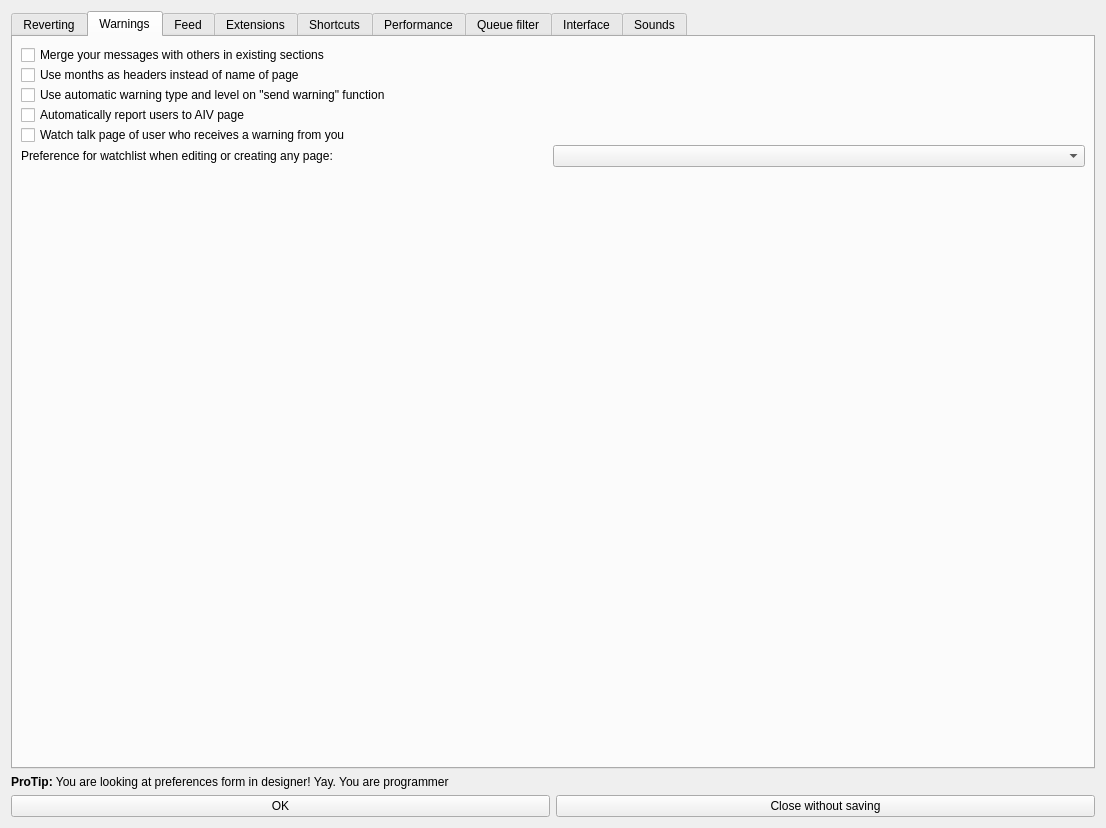
Above: src/huggle_ui/preferences.ui from huggle/huggle3-qt-lx before the change. Below: the same form after it.
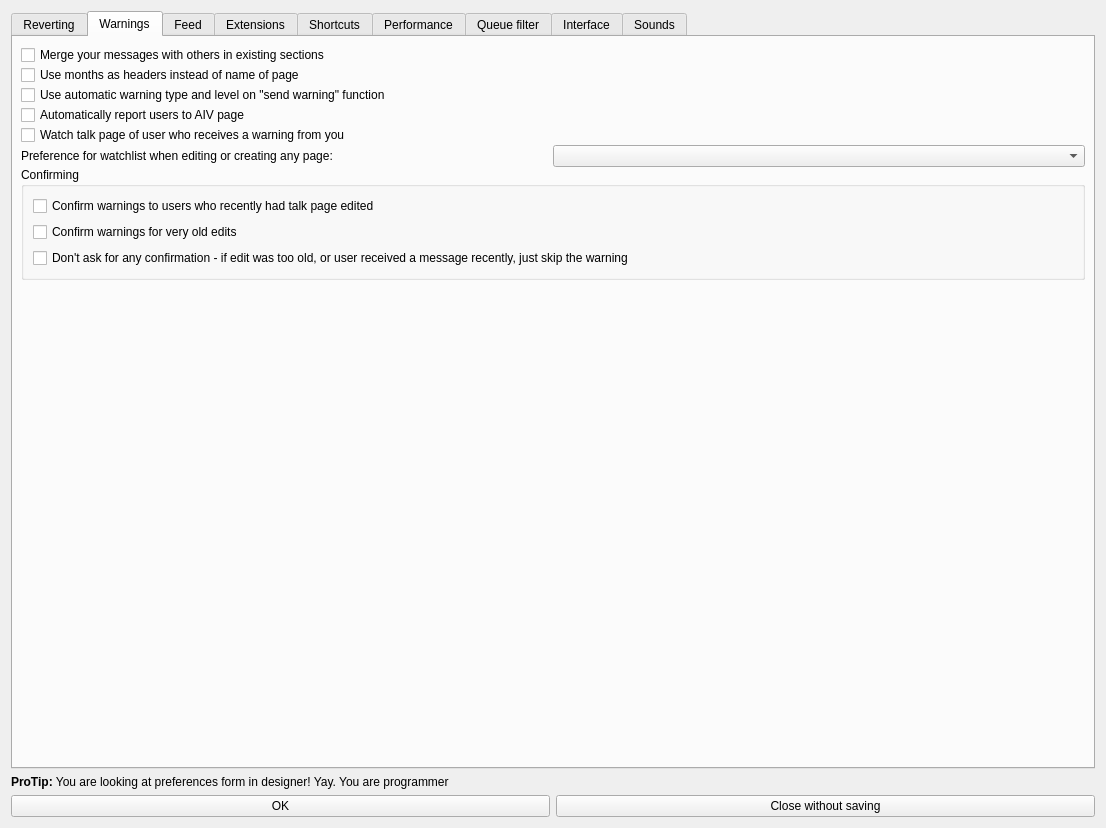
That is the form after the change. The open tabs and pages were chosen to show the change. Icons and pictures are not drawn.

Patch:
```diff
--- a/src/huggle_ui/preferences.ui
+++ b/src/huggle_ui/preferences.ui
@@ -282,6 +282,36 @@
          </item>
         </layout>
        </item>
+       <item>
+        <widget class="QGroupBox" name="groupBox_3">
+         <property name="title">
+          <string>Confirming</string>
+         </property>
+         <layout class="QVBoxLayout" name="verticalLayout_15">
+          <item>
+           <widget class="QCheckBox" name="checkBox_RecentMsgs">
+            <property name="text">
+             <string>Confirm warnings to users who recently had talk page edited</string>
+            </property>
+           </widget>
+          </item>
+          <item>
+           <widget class="QCheckBox" name="checkBox_OldEdits">
+            <property name="text">
+             <string>Confirm warnings for very old edits</string>
+            </property>
+           </widget>
+          </item>
+          <item>
+           <widget class="QCheckBox" name="checkBox_SkipConfirm">
+            <property name="text">
+             <string>Don't ask for any confirmation - if edit was too old, or user received a message recently, just skip the warning</string>
+            </property>
+           </widget>
+          </item>
+         </layout>
+        </widget>
+       </item>
        <item>
         <spacer name="verticalSpacer_3">
          <property name="orientation">
```
